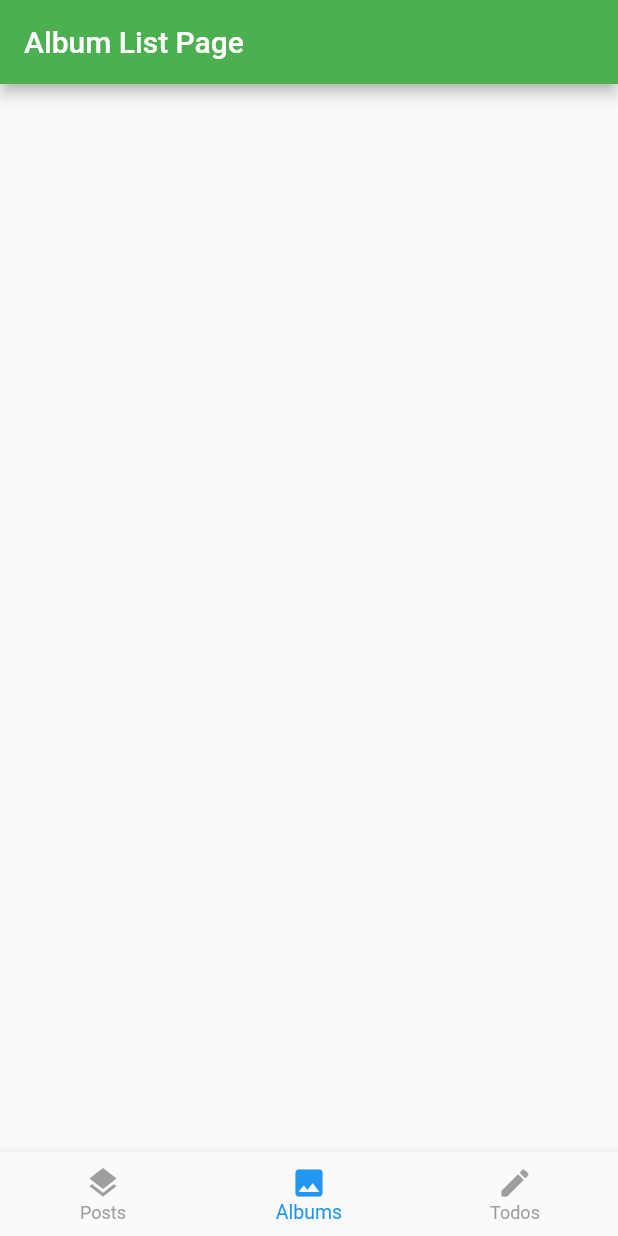
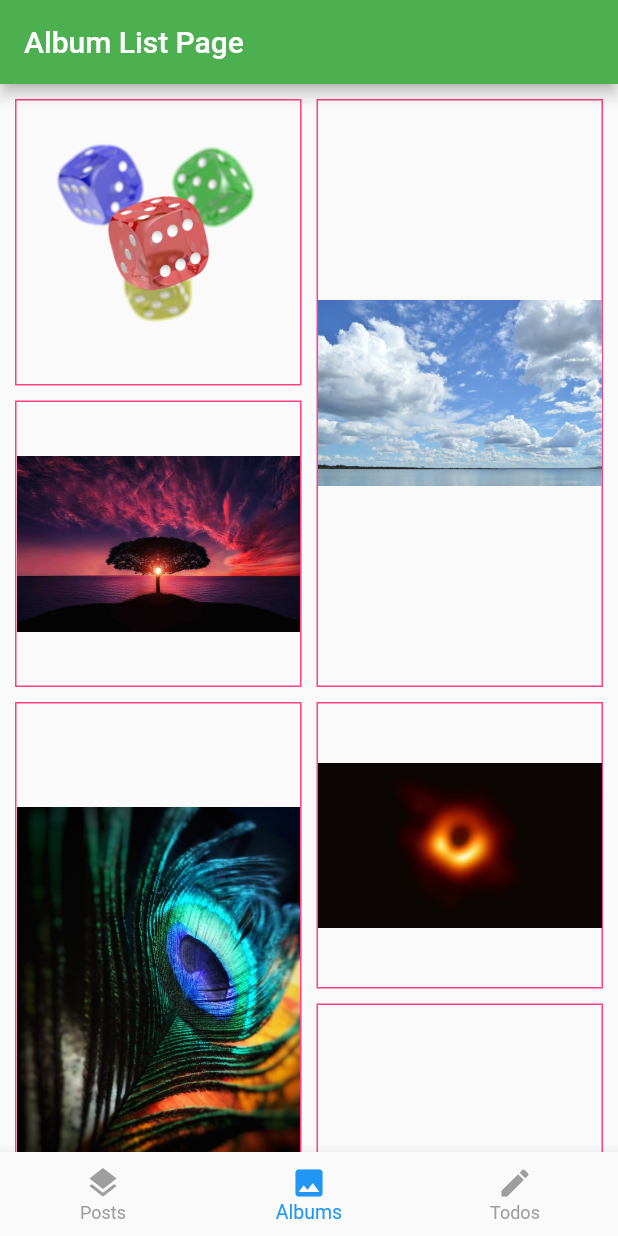
Before and after one commit to ruIlyaKiselev/first_flutter, a Flutter app: the screen it shows after launch, item 2 of the bottom bar chosen, on a phone screen of 412 x 824 dp. Run offline on Flutter 3.47's test engine with Material 2 defaults, Android fonts, the phone set to English and light mode, and no system bars; our stand-ins replace mvc_pattern; network calls fail.

Commit message:
working with images + StaggeredGridView + itemBuilder for adding images to the list in runtime

```diff
--- a/lib/pages/album/album_list_page.dart
+++ b/lib/pages/album/album_list_page.dart
@@ -1,5 +1,6 @@
 import 'package:flutter/cupertino.dart';
 import 'package:flutter/material.dart';
+import 'package:flutter_staggered_grid_view/flutter_staggered_grid_view.dart';
 
 class AlbumListPage extends StatefulWidget {
   const AlbumListPage({Key? key}) : super(key: key);
@@ -10,13 +11,44 @@ class AlbumListPage extends StatefulWidget {
 
 class _AlbumListPageState extends State<AlbumListPage> {
 
+  final fileImages = [
+    "image1.png",
+    "image2.jpeg",
+    "image3.jpg",
+    "image4.jpeg",
+    "image5.jpg",
+    "image6.jpg",
+  ];
+
   @override
   Widget build(BuildContext context) {
     return Scaffold(
         appBar: AppBar(
           title: const Text("Album List Page"),
         ),
-        body: Container()
+        body: _buildContent()
+    );
+  }
+
+  Widget _buildContent() {
+    return StaggeredGridView.countBuilder(
+      itemCount: fileImages.length,
+      crossAxisCount: 8,
+      mainAxisSpacing: 10,
+      crossAxisSpacing: 10,
+      padding: const EdgeInsets.all(10),
+      staggeredTileBuilder: (index) {
+        return StaggeredTile.count(4, index % 2 == 0 ? 4 : 8);
+      },
+
+      itemBuilder: (context, index) {
+        return Container(
+          decoration: BoxDecoration(
+              border: Border.all(color: Colors.pinkAccent, width: 1)
+          ),
+          child: Image.asset("images/${fileImages[index]}"),
+        );
+      },
     );
   }
 }
--- a/pubspec.yaml
+++ b/pubspec.yaml
@@ -29,3 +29,5 @@ dev_dependencies:
 flutter:
 
   uses-material-design: true
+  assets:
+    - images/
```
Also changed, not shown: images/image1.png (added), images/image2.jpeg (added), images/image3.jpg (added), images/image4.jpeg (added), images/image5.jpg (added), images/image6.jpg (added), pubspec.lock.
